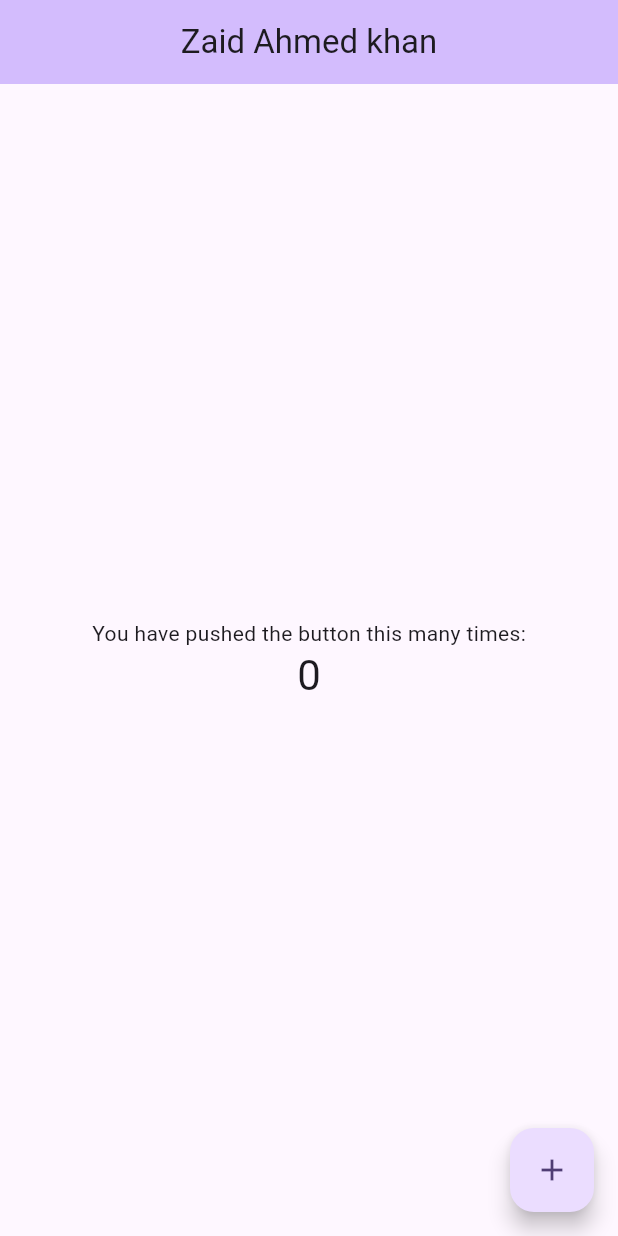
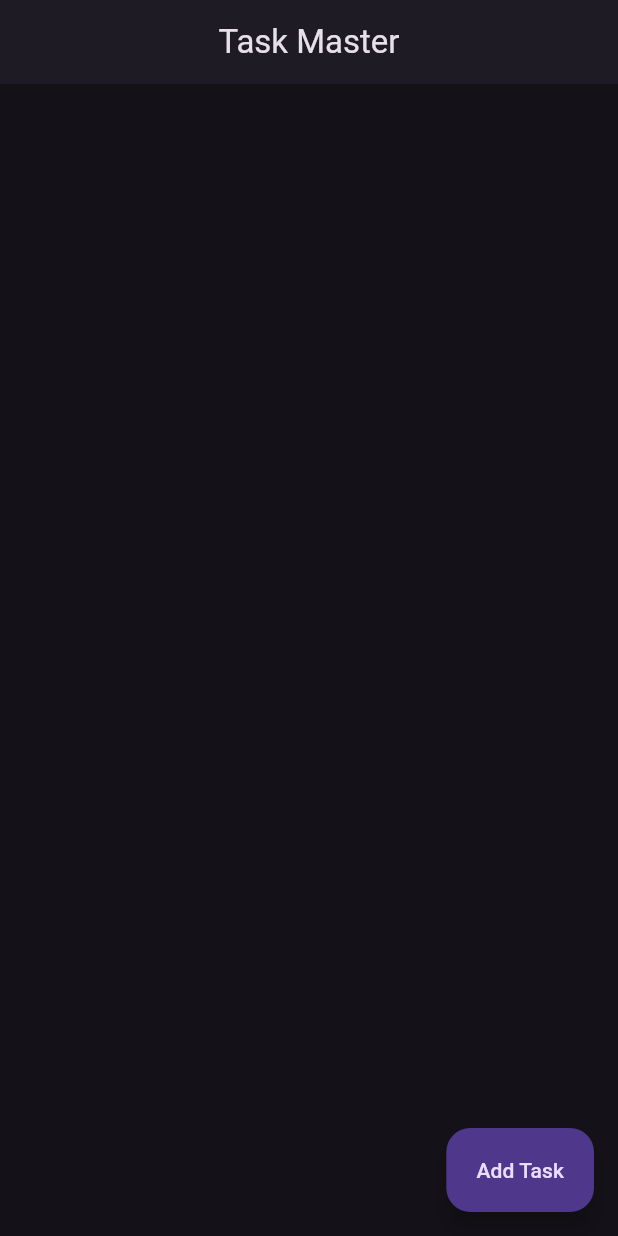
Before and after one commit to zaidahmedkhan/Task_Master, a Flutter app: the screen it shows after launch, on a phone screen of 412 x 824 dp. Run offline on Flutter 3.47's test engine with Material 3 defaults, Android fonts, the phone set to English and light mode, and no system bars.

```diff
--- a/task_master/lib/main.dart
+++ b/task_master/lib/main.dart
@@ -1,4 +1,5 @@
 import 'package:flutter/material.dart';
+import 'package:task_master/screens/todo_list.dart';
 
 void main() {
   runApp(const MyApp());
@@ -9,63 +10,10 @@ class MyApp extends StatelessWidget {
 
   @override
   Widget build(BuildContext context) {
-    return MaterialApp(
+    return   MaterialApp(
+      theme: ThemeData.dark(),
       debugShowCheckedModeBanner: false,
-      title: 'Flutter Demo',
-      theme: ThemeData(
-        colorScheme: ColorScheme.fromSeed(seedColor: Colors.deepPurple),
-        useMaterial3: true,
-      ),
-      home: const MyHomePage(title: 'Zaid Ahmed khan'),
+      home: TodoListPage(),
     );
   }
 }
-
-class MyHomePage extends StatefulWidget {
-  const MyHomePage({super.key, required this.title});
-
-  final String title;
-
-  @override
-  State<MyHomePage> createState() => _MyHomePageState();
-}
-
-class _MyHomePageState extends State<MyHomePage> {
-  int _counter = 0;
-
-  void _incrementCounter() {
-    setState(() {
-      _counter++;
-    });
-  }
-
-  @override
-  Widget build(BuildContext context) {
-    return Scaffold(
-      appBar: AppBar(
-        centerTitle: true,
-        backgroundColor: Theme.of(context).colorScheme.inversePrimary,
-        title: Text(widget.title),
-      ),
-      body: Center(
-        child: Column(
-          mainAxisAlignment: MainAxisAlignment.center,
-          children: <Widget>[
-            const Text(
-              'You have pushed the button this many times:',
-            ),
-            Text(
-              '$_counter',
-              style: Theme.of(context).textTheme.headlineMedium,
-            ),
-          ],
-        ),
-      ),
-      floatingActionButton: FloatingActionButton(
-        onPressed: _incrementCounter,
-        tooltip: 'Increment',
-        child: const Icon(Icons.add),
-      ),
-    );
-  }
-}
--- /dev/null
+++ b/task_master/lib/screens/todo_list.dart
@@ -0,0 +1,30 @@
+import 'package:flutter/material.dart';
+import 'package:task_master/screens/add_page.dart';
+
+class TodoListPage extends StatefulWidget {
+  const TodoListPage({super.key});
+
+  @override
+  State<TodoListPage> createState() => _TodoListPageState();
+}
+
+class _TodoListPageState extends State<TodoListPage> {
+  @override
+  Widget build(BuildContext context) {
+    return Scaffold(
+      appBar: AppBar(
+        elevation: 1.0,
+        centerTitle: true,
+        title: const Text("Task Master"),
+      ),
+      floatingActionButton: FloatingActionButton.extended(
+      onPressed: navigateToAddPage,
+      label: Text("Add Task"),),
+    );
+  }
+
+  void navigateToAddPage(){
+    final route = MaterialPageRoute(builder: (context) => AddTaskPage(),);
+    Navigator.push(context, route);
+  }
+}
--- a/task_master/pubspec.yaml
+++ b/task_master/pubspec.yaml
@@ -35,6 +35,7 @@ dependencies:
   # The following adds the Cupertino Icons font to your application.
   # Use with the CupertinoIcons class for iOS style icons.
   cupertino_icons: ^1.0.6
+  http: ^1.2.2
 
 dev_dependencies:
   flutter_test:
```
Also changed, not shown: task_master/lib/screens/add_page.dart (added, +100 -0 lines), task_master/pubspec.lock.
